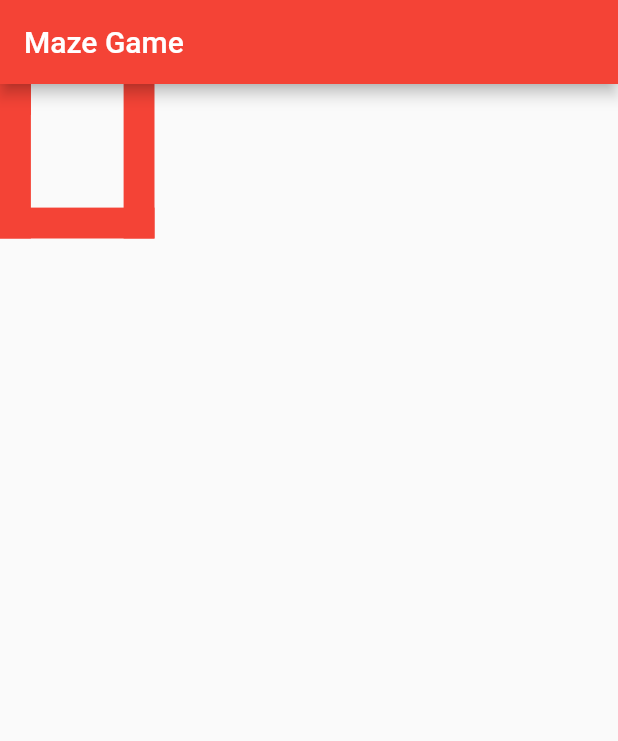
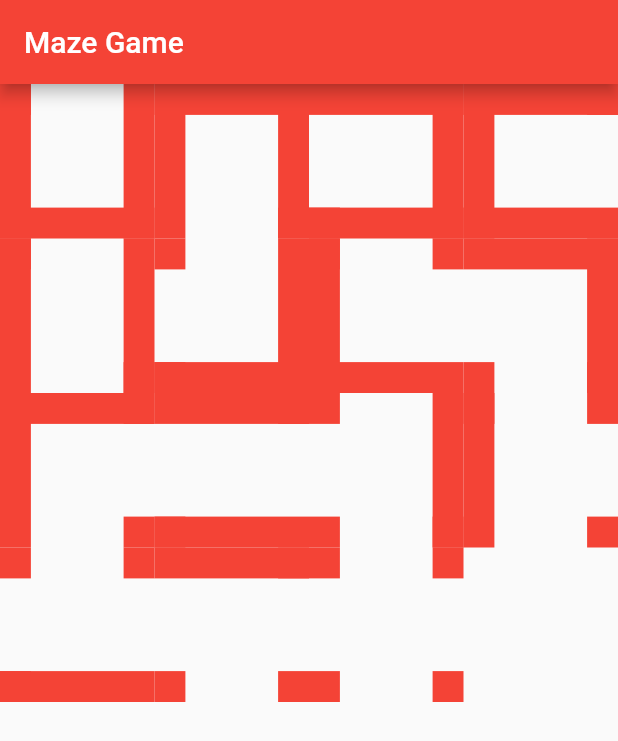
Before and after one commit to plohkoon/Maze-Game, a Flutter app: the screen it shows after launch, on a phone screen of 412 x 824 dp. Shown: the top 741 px of the screen. Run offline on Flutter 3.47's test engine with Material 2 defaults, Android fonts, the phone set to English and light mode, and no system bars.

```diff
--- a/lib/main.dart
+++ b/lib/main.dart
@@ -44,7 +44,7 @@ class MyHomePage extends StatefulWidget {
   final List<Map<String, bool>> values = [
     //single entrances
     {"up": true, "down": false, "left": false, "right": false},
-    /*{"up": false, "down": true, "left": false, "right": false},
+    {"up": false, "down": true, "left": false, "right": false},
     {"up": false, "down": false, "left": true, "right": false},
     {"up": false, "down": false, "left": false, "right": true},
     //double entrances
@@ -60,7 +60,7 @@ class MyHomePage extends StatefulWidget {
     {"up": true, "down": false, "left": true, "right": true},
     {"up": false, "down": true, "left": true, "right": true},
     //quadruple entrances
-    {"up": true, "down": true, "left": true, "right": true},*/
+    {"up": true, "down": true, "left": true, "right": true},
   ];
 
   @override
```
